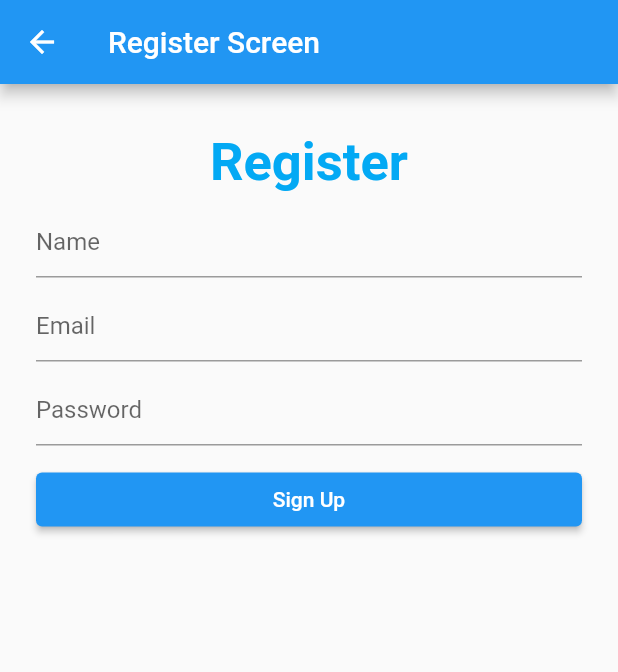
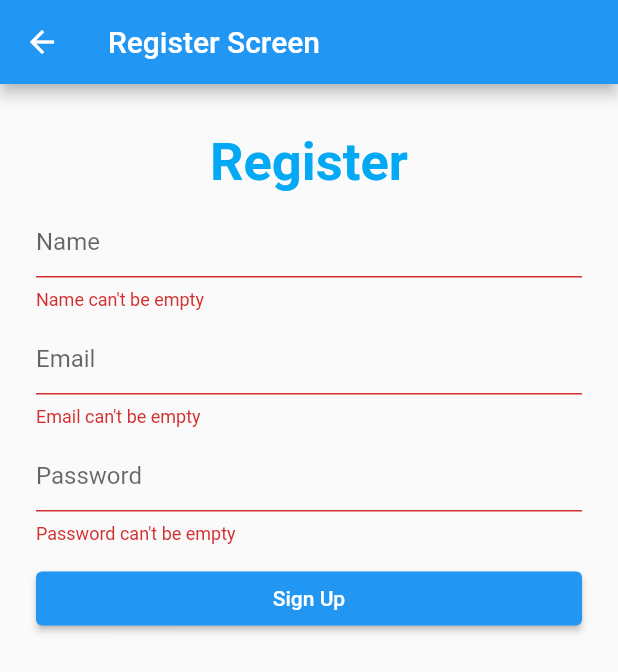
Before and after one commit to josue023/curso_flutter, a Flutter app: the RegisterScreen screen opened directly, after a tap on "Sign Up", on a phone screen of 412 x 824 dp. Shown: the top 672 px of the screen. Run offline on Flutter 3.47's test engine with Material 2 defaults, Android fonts, the light colour scheme and no system bars; our stand-ins replace cloud_firestore, dio, firebase_auth, firebase_core, font_awesome_flutter, google_fonts and 2 more; accounts and stored records are empty.

Commit message:
final ejercicio login y register con todo

```diff
--- a/authenticationexample/lib/screens/register.dart
+++ b/authenticationexample/lib/screens/register.dart
@@ -1,5 +1,6 @@
 import 'package:authenticationexample/screens/userscreen.dart';
 import 'package:authenticationexample/utils/firebase_auth.dart';
+import 'package:authenticationexample/utils/validators.dart';
 import 'package:firebase_auth/firebase_auth.dart';
 import 'package:flutter/material.dart';
 
@@ -11,6 +12,7 @@ class RegisterScreen extends StatefulWidget{
 
 class _RegisterScreenState extends State<RegisterScreen>{
 
+  final _formKey = GlobalKey<FormState>();
   final _nameFieldController = TextEditingController();
   final _emailFieldController = TextEditingController();
   final _passwordFieldController = TextEditingController();
@@ -49,27 +51,35 @@ class _RegisterScreenState extends State<RegisterScreen>{
                     ),
                   ),
                 ),
-                TextField(
+                //--------------FORMULARIO DE REGISTER---------------
+                Form(
+                  key: _formKey,
+                  child: Column(
+                    children: [
+                      TextFormField(
                         controller: _nameFieldController,
                         focusNode: _focusName,
+                        validator: (value) => Validator.validateName(name: value!),
                         decoration: const InputDecoration(
                             hintText: "Name"
                         ),
                       ),
                       SizedBox(height: 8,),
 
-                TextField(
+                      TextFormField(
                         controller: _emailFieldController,
                         focusNode: _focusEmail,
+                        validator: (value) => Validator.validateEmail(email: value!),
                         decoration: const InputDecoration(
                             hintText: "Email"
                         ),
                       ),
                       SizedBox(height: 8,),
 
-                TextField(
+                      TextFormField(
                         controller: _passwordFieldController,
                         focusNode: _focusPassword,
+                        validator: (value) => Validator.validatePassword(password: value!),
                         obscureText: true,
                         decoration: const InputDecoration(
                             hintText: "Password"
@@ -77,6 +87,9 @@ class _RegisterScreenState extends State<RegisterScreen>{
                       ),
 
                       SizedBox(height: 12,),
+                    ],
+                  ),
+                ),
 
                 _processing
                 ? CircularProgressIndicator()
@@ -85,6 +98,12 @@ class _RegisterScreenState extends State<RegisterScreen>{
                     Expanded(
                       child: ElevatedButton(
                           onPressed: () async {
+
+                            _focusName.unfocus();
+                            _focusEmail.unfocus();
+                            _focusPassword.unfocus();
+
+                            if(_formKey.currentState!.validate()){
                               setState(() {
                                 _processing = true;
                               });
@@ -100,10 +119,13 @@ class _RegisterScreenState extends State<RegisterScreen>{
                               });
 
                               if(user != null){
-                              Navigator.of(context).push(
+                                Navigator.of(context).pushReplacement(
                                     MaterialPageRoute(builder: (context) => UserScreen(user: user))
                                 );
                               }
+                            }
+
+
                           },
                           child: const Text("Sign Up", style: TextStyle(color: Colors.white),)
                       ),
--- /dev/null
+++ b/authenticationexample/lib/utils/validators.dart
@@ -0,0 +1,52 @@
+class Validator{
+
+  static String? validateName({required String name}){
+    if(name == null){
+      return null;
+    }
+
+    if(name.isEmpty){
+      return "Name can\'t be empty";
+    }
+
+    return null;
+  }
+
+  static String? validateEmail({required String email}){
+    if(email == null){
+      return null;
+    }
+
+    RegExp emailRegExp = RegExp(
+      r"^[a-z0-9!#$%&'*+/=?^_`{|}~-]+(?:\.[a-z0-9!#$%&'*+/=?^_`{|}~-]+)*@(?:[a-z0-9](?:[a-z0-9-]*[a-z0-9])?\.)+[a-z0-9](?:[a-z0-9-]*[a-z0-9])?$"
+    );
+
+    if(email.isEmpty){
+      return "Email can\'t be empty";
+    }else if(!emailRegExp.hasMatch(email)){
+      return "Enter a valid email address";
+    }
+
+    return null;
+  }
+
+  static String? validatePassword({required String password}){
+    if(password == null){
+      return null;
+    }
+
+    RegExp passRegExp = RegExp(
+        r"^(?=.*\d)(?=.*[\u0021-\u002b\u003c-\u0040])(?=.*[A-Z])(?=.*[a-z])\S{8,16}$"
+    );
+
+    if(password.isEmpty){
+      return "Password can\'t be empty";
+    }else if(password.length < 6){
+      return "Enter a valid password";
+    }
+
+    return null;
+  }
+
+
+}
```
Also changed, not shown: authenticationexample/lib/screens/login.dart (+18 -2 lines), authenticationexample/lib/screens/userscreen.dart (+61 -0 lines). Lines whose indentation alone changed are shown as unchanged.
